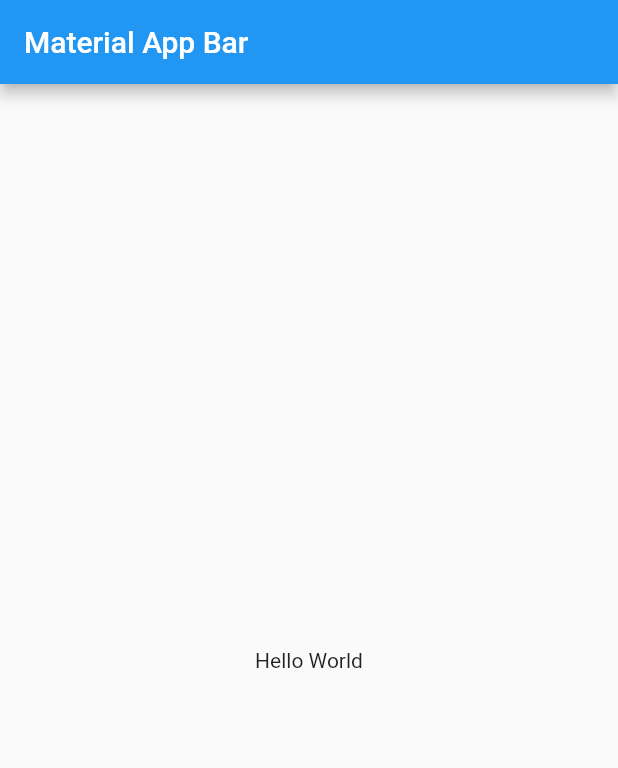
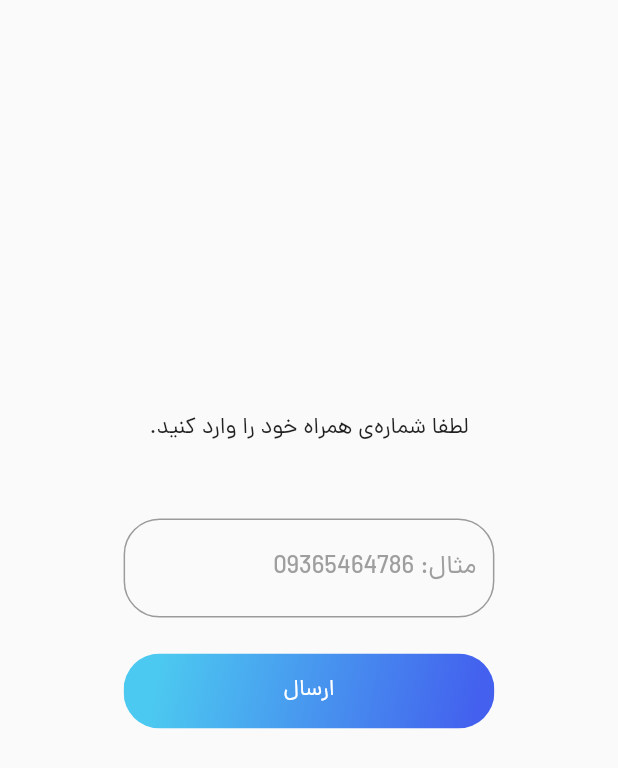
Before and after one commit to mohhamad-esmaili/calendar, a Flutter app: the screen it shows after launch, on a phone screen of 412 x 824 dp. Shown: the top 768 px of the screen. Run offline on Flutter 3.47's test engine with Material 2 defaults, Android fonts, the phone set to English and light mode, and no system bars.

Commit message:
login screen ui completed

```diff
--- a/lib/main.dart
+++ b/lib/main.dart
@@ -1,4 +1,6 @@
+import 'package:calendar/screens/login_screen.dart';
 import 'package:flutter/material.dart';
+import 'package:flutter_localizations/flutter_localizations.dart';
 
 void main() => runApp(MyApp());
 
@@ -6,17 +8,21 @@ class MyApp extends StatelessWidget {
   @override
   Widget build(BuildContext context) {
     return MaterialApp(
-      title: 'Material App',
-      home: Scaffold(
-        appBar: AppBar(
-          title: Text('Material App Bar'),
-        ),
-        body: Center(
-          child: Container(
-            child: Text('Hello World'),
-          ),
-        ),
+      localizationsDelegates: const [
+        GlobalCupertinoLocalizations.delegate,
+        GlobalMaterialLocalizations.delegate,
+        GlobalWidgetsLocalizations.delegate,
+      ],
+      supportedLocales: const [
+        Locale("fa", "IR"),
+      ],
+      locale: const Locale("fa", "IR"),
+      title: 'calendar',
+      debugShowCheckedModeBanner: false,
+      theme: ThemeData(
+        fontFamily: 'Dana',
       ),
+      home: LoginScreen(),
     );
   }
 }
--- /dev/null
+++ b/lib/screens/login_screen.dart
@@ -0,0 +1,99 @@
+import 'package:calendar/screens/verification_screen.dart';
+import 'package:calendar/widgets/sendbutton_widget.dart';
+import 'package:flutter/material.dart';
+import 'package:flutter/services.dart';
+
+class LoginScreen extends StatefulWidget {
+  const LoginScreen({Key? key}) : super(key: key);
+
+  @override
+  State<LoginScreen> createState() => _LoginScreenState();
+}
+
+class _LoginScreenState extends State<LoginScreen> {
+  final _textController = TextEditingController();
+  bool _validate = false;
+  String _validationError = '';
+  bool get _inputValidator {
+    final text = _textController.value.text;
+
+    if (text.isEmpty) {
+      setState(() {
+        _validationError = 'فیلد نمیتواند خالی باشد';
+      });
+      return true;
+    } else if (!text.startsWith('09')) {
+      setState(() {
+        _validationError = 'شماره باید از 09 شروع شود';
+      });
+      return true;
+    } else if (text.length < 11) {
+      setState(() {
+        _validationError = 'شماره باید 11 عدد باشد';
+      });
+      return true;
+    }
+
+    return false;
+  }
+
+  @override
+  void dispose() {
+    _textController.dispose();
+    super.dispose();
+  }
+
+  @override
+  Widget build(BuildContext context) {
+    var deviceSize = MediaQuery.of(context).size;
+    return Scaffold(
+      body: Container(
+        padding: EdgeInsets.only(
+          top: deviceSize.height / 3,
+          left: deviceSize.width / 5,
+          right: deviceSize.width / 5,
+        ),
+        child: Column(
+          children: [
+            const Text('لطفا شماره‌ی همراه خود را وارد کنید.'),
+            const SizedBox(height: 48.0),
+            TextField(
+              keyboardType: TextInputType.number,
+              controller: _textController,
+              inputFormatters: <TextInputFormatter>[
+                FilteringTextInputFormatter.allow(RegExp(r"[0-9.]")),
+              ],
+              maxLength: 11,
+              decoration: InputDecoration(
+                counterText: "",
+                errorText: _validate ? _validationError : null,
+                border: OutlineInputBorder(
+                  borderRadius: BorderRadius.circular(24.0),
+                ),
+                hintText: 'مثال: 09365464786',
+                hintStyle: const TextStyle(color: Colors.grey),
+              ),
+            ),
+            const SizedBox(height: 24.0),
+            SendButtonWidget(
+              onPressed: () {
+                if (_inputValidator) {
+                  setState(() {
+                    _validate = true;
+                  });
+                } else {
+                  setState(() {
+                    _validate = false;
+                  });
+                  Navigator.of(context).push(MaterialPageRoute(
+                    builder: (context) => VerifyScreen(),
+                  ));
+                }
+              },
+            )
+          ],
+        ),
+      ),
+    );
+  }
+}
--- /dev/null
+++ b/lib/screens/verification_screen.dart
@@ -0,0 +1,14 @@
+import 'package:flutter/material.dart';
+
+class VerifyScreen extends StatelessWidget {
+  const VerifyScreen({Key? key}) : super(key: key);
+  static const routeName = '/verify';
+  @override
+  Widget build(BuildContext context) {
+    return Container(
+      child: Center(
+        child: Text('123'),
+      ),
+    );
+  }
+}
--- /dev/null
+++ b/lib/widgets/sendbutton_widget.dart
@@ -0,0 +1,47 @@
+import 'package:flutter/material.dart';
+
+class SendButtonWidget extends StatelessWidget {
+  final VoidCallback onPressed;
+
+  SendButtonWidget({required this.onPressed});
+
+  @override
+  Widget build(BuildContext context) {
+    return MaterialButton(
+      onPressed: onPressed,
+      elevation: 4,
+      child: Ink(
+        width: double.infinity,
+        decoration: BoxDecoration(
+          gradient: const LinearGradient(
+              begin: Alignment.bottomRight,
+              end: Alignment.topLeft,
+              stops: [
+                0.06,
+                0.9,
+              ],
+              colors: [
+                Color.fromRGBO(67, 97, 238, 1),
+                Color.fromRGBO(76, 201, 240, 1),
+              ]),
+          borderRadius: BorderRadius.circular(24.0),
+        ),
+        child: Container(
+            constraints: const BoxConstraints(maxWidth: 200.0, minHeight: 50.0),
+            alignment: Alignment.center,
+            child: const Text(
+              'ارسال',
+              style: TextStyle(
+                fontWeight: FontWeight.normal,
+                color: Colors.white,
+              ),
+            )),
+      ),
+      splashColor: Colors.black12,
+      padding: const EdgeInsets.all(0),
+      shape: RoundedRectangleBorder(
+        borderRadius: BorderRadius.circular(24.0),
+      ),
+    );
+  }
+}
```
Also changed, not shown: pubspec.yaml (+15 -23 lines), assets/fonts/dana-extrabold.ttf (added), assets/fonts/dana-light.ttf (added), assets/fonts/dana-medium.ttf (added), assets/fonts/dana-regular.ttf (added), pubspec.lock, 1 other file.
